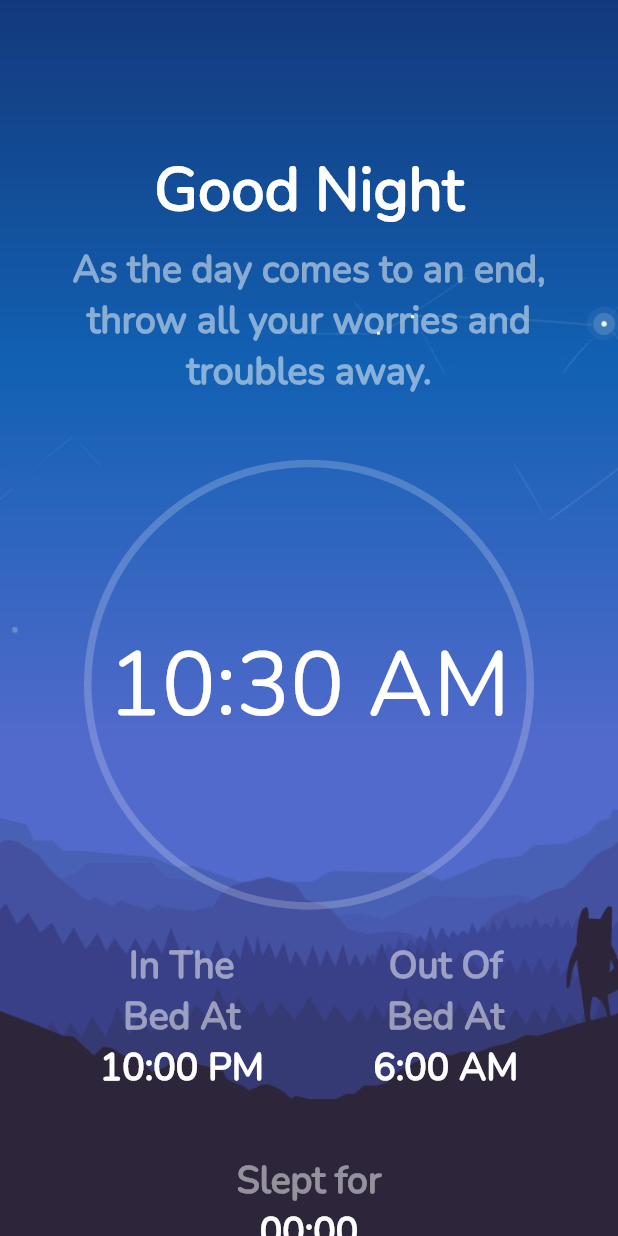
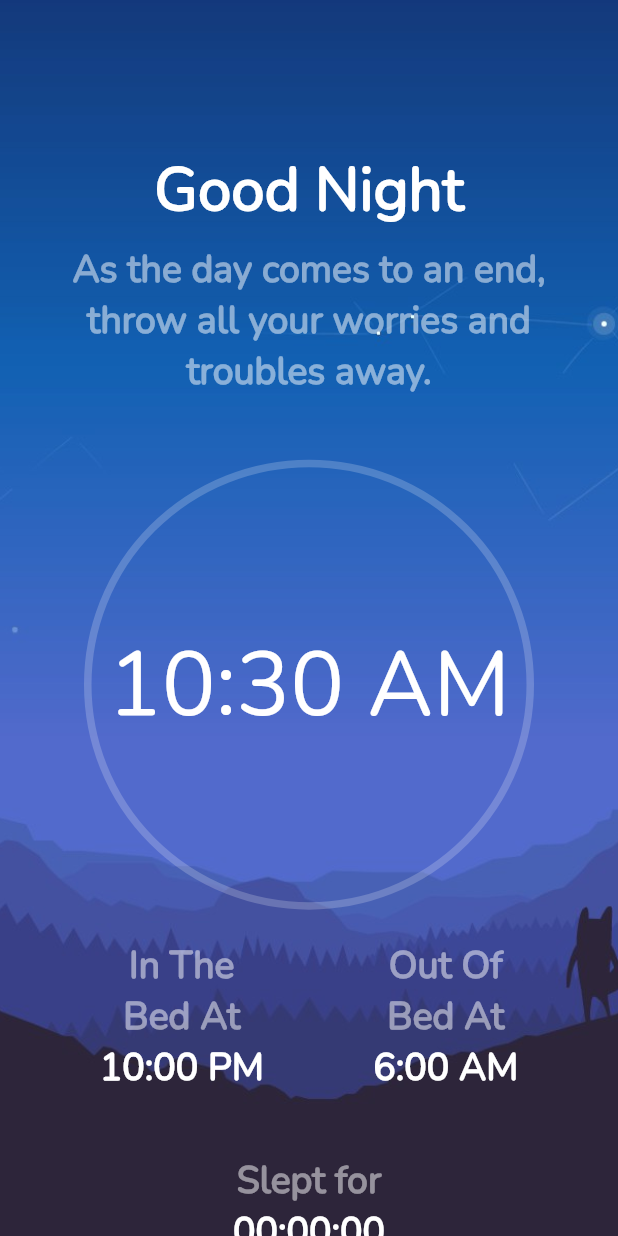
Before and after one commit to Elwinc2799/Wellyfe, a Flutter app: the SleepTrackerScreen screen opened directly, on a phone screen of 412 x 824 dp. Run offline on Flutter 3.47's test engine with Material 2 defaults, Android fonts, the phone set to English and light mode, and no system bars; our stand-ins replace fl_chart, flutter_neumorphic, glassmorphism, lottie, stop_watch_timer, syncfusion_flutter_charts and 1 more; missing offline and left inert: flutter_rounded_date_picker.

Commit message:
Sleep tracker stopwatch updated

```diff
--- a/wellyfe_app/lib/Screen/SleepTrackerScreen/components/Body.dart
+++ b/wellyfe_app/lib/Screen/SleepTrackerScreen/components/Body.dart
@@ -1,8 +1,8 @@
 import 'package:flutter/material.dart';
 import 'package:wellyfe_app/Screen/SleepTrackerScreen/components/Background.dart';
 import 'package:wellyfe_app/Screen/SleepTrackerScreen/components/Clock.dart';
+import 'package:wellyfe_app/Screen/SleepTrackerScreen/components/SleepWakeTime.dart';
 import 'package:wellyfe_app/Screen/SleepTrackerScreen/components/Stopwatch.dart';
-import 'package:wellyfe_app/Screen/SleepTrackerScreen/components/TitleTime.dart';
 
 class Body extends StatelessWidget {
   @override
@@ -38,24 +38,10 @@ class Body extends StatelessWidget {
               SizedBox(height: size.height * 0.05),
               Clock(),
               SizedBox(height: size.height * 0.025),
-              Row(
-                mainAxisAlignment: MainAxisAlignment.spaceAround,
-                children: [
-                  TitleTime(
-                    title: "In The\nBed At",
-                    time: "10:00 PM",
-                  ),
-                  TitleTime(
-                    title: "Out Of\nBed At",
-                    time: "6:00 AM",
-                  )
-                ],
-              ),
+              SleepWakeTime(),
               SizedBox(height: size.height * 0.05),
               Container(
-                child: Stopwatch(
-
-                ),
+                child: Stopwatch(),
               )
             ],
           ),
--- /dev/null
+++ b/wellyfe_app/lib/Screen/SleepTrackerScreen/components/SleepWakeTime.dart
@@ -0,0 +1,84 @@
+import 'package:flutter/material.dart';
+import 'package:flutter_rounded_date_picker/flutter_rounded_date_picker.dart';
+import 'package:intl/intl.dart';
+import 'package:wellyfe_app/Screen/SleepTrackerScreen/components/TitleTime.dart';
+
+class SleepWakeTime extends StatefulWidget {
+  @override
+  _SleepWakeTimeState createState() => _SleepWakeTimeState();
+}
+
+class _SleepWakeTimeState extends State<SleepWakeTime> {
+  //TODO GET DATA FROM DATABASE
+  ValueNotifier<String> sleepTime = ValueNotifier("10:00 PM");
+  ValueNotifier<String> wakeTime = ValueNotifier("6:00 AM");
+
+  @override
+  Widget build(BuildContext context) {
+    return Row(
+      mainAxisAlignment: MainAxisAlignment.spaceAround,
+      children: [
+        GestureDetector(
+          onTap: () async {
+            TimeOfDay? _selectedTime;
+
+            TimeOfDay? timePicked = await showRoundedTimePicker(
+              context: context,
+              initialTime: TimeOfDay.now(),
+            );
+
+            if (timePicked != null)
+              setState(() {
+                _selectedTime = timePicked;
+              });
+
+            DateTime tempDate = DateFormat("hh:mm").parse(
+                _selectedTime!.hour.toString() +
+                    ":" + _selectedTime!.minute.toString());
+
+            sleepTime.value = DateFormat("h:mm a").format(tempDate);
+          },
+          child: ValueListenableBuilder(
+            valueListenable: sleepTime,
+            builder: (BuildContext context, String list, Widget? children) {
+              return TitleTime(
+                title: "In The\nBed At",
+                time: sleepTime.value,
+              );
+            },
+          ),
+        ),
+        GestureDetector(
+          onTap: () async {
+            TimeOfDay? _selectedTime;
+
+            TimeOfDay? timePicked = await showRoundedTimePicker(
+              context: context,
+              initialTime: TimeOfDay.now(),
+            );
+
+            if (timePicked != null)
+              setState(() {
+                _selectedTime = timePicked;
+              });
+
+            DateTime tempDate = DateFormat("hh:mm").parse(
+                _selectedTime!.hour.toString() +
+                    ":" + _selectedTime!.minute.toString());
+
+            wakeTime.value = DateFormat("h:mm a").format(tempDate);
+          },
+          child: ValueListenableBuilder(
+            valueListenable: wakeTime,
+            builder: (BuildContext context, String list, Widget? children) {
+              return TitleTime(
+                title: "Out Of\nBed At",
+                time: wakeTime.value,
+              );
+            }
+          ),
+        )
+      ],
+    );
+  }
+}
--- a/wellyfe_app/lib/Screen/SleepTrackerScreen/components/Stopwatch.dart
+++ b/wellyfe_app/lib/Screen/SleepTrackerScreen/components/Stopwatch.dart
@@ -37,7 +37,7 @@ class _StopwatchState extends State<Stopwatch> {
               value,
               hours: true,
               minute: true,
-              second: false,
+              second: true,
               milliSecond: false,
             );
             return Text(
```
Also changed, not shown: wellyfe_app/assets/fonts/Georama-Light.ttf (added), wellyfe_app/assets/pictures/background.png (added), 9 other files.
